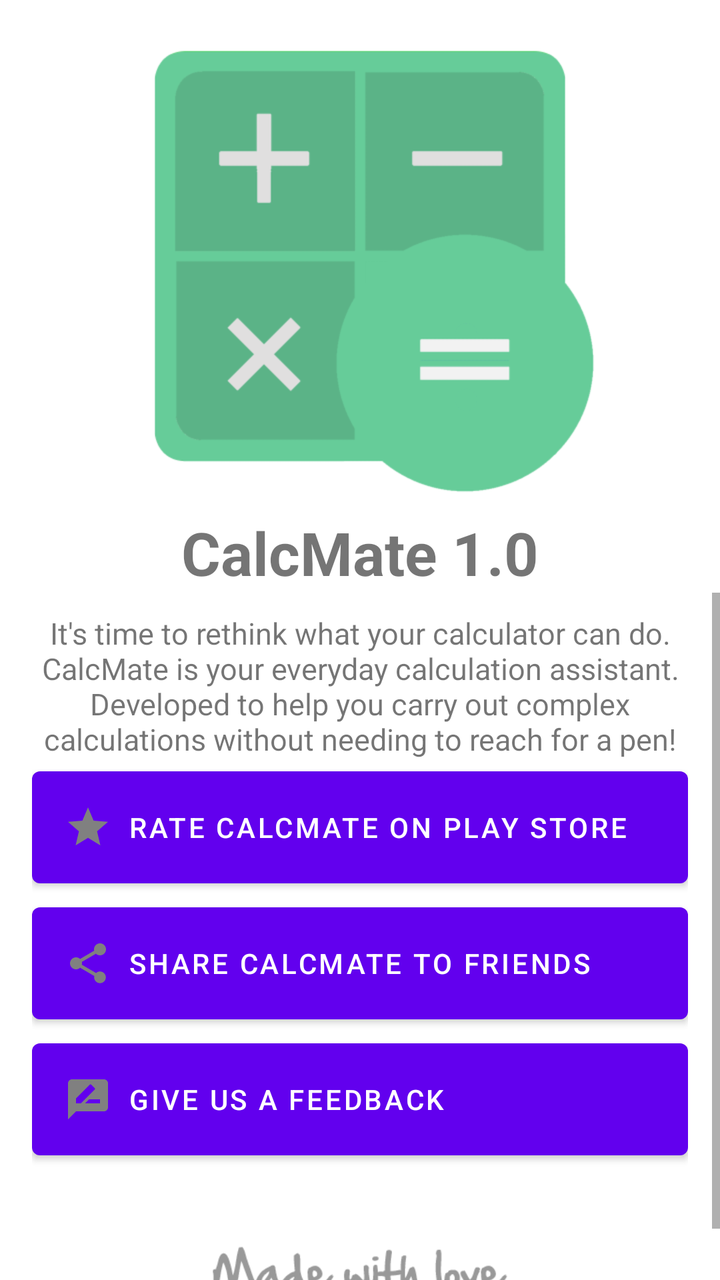
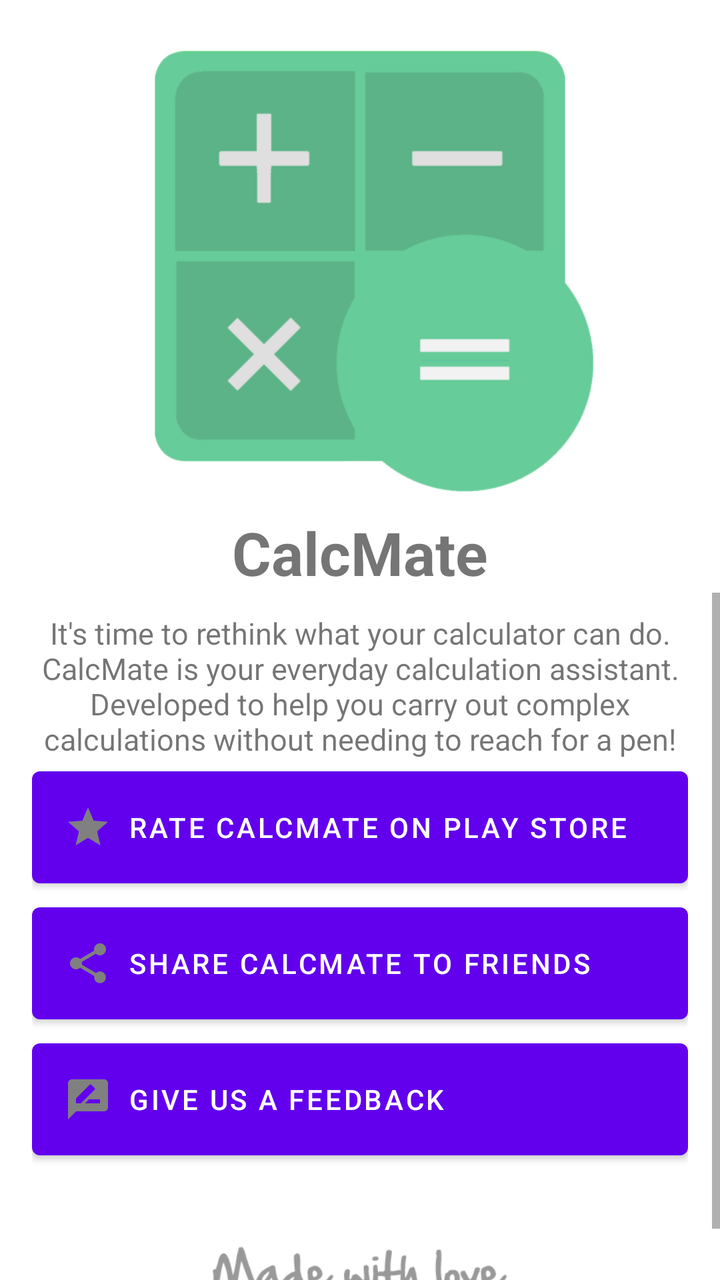

The first picture is an Android layout as it rendered before a commit; the second is the same layout after the commit. The layout source and the unified diff follow.
<!-- AndroidManifest.xml: fallback theme Theme.MaterialComponents.DayNight.NoActionBar -->
<!-- res/layout/about_main.xml -->
<?xml version="1.0" encoding="utf-8"?>
<LinearLayout xmlns:android="http://schemas.android.com/apk/res/android"
    android:layout_width="match_parent"
    android:layout_height="match_parent"
    android:orientation="vertical">

        <TextView
            android:id="@+id/logo"
            android:layout_width="fill_parent"
            android:layout_height="wrap_content"
            android:layout_gravity="center_horizontal"
            android:layout_marginTop="0dp"
            android:drawableTop="@drawable/ic_launcher_calculator"
            android:gravity="center_horizontal"
            android:maxLines="1"
            android:textSize="30sp"
            android:textStyle="normal|bold"
            android:text="@string/app_name_version" />


    <ScrollView
        android:layout_width="match_parent"
        android:layout_height="match_parent"
        android:clipToPadding="false">

        <LinearLayout
            android:layout_width="match_parent"
            android:layout_height="wrap_content"
            android:gravity="center_horizontal"
            android:orientation="vertical"
            android:paddingTop="10dp">

            <LinearLayout
                android:layout_width="match_parent"
                android:layout_height="0dp"
                android:layout_weight="1"
                android:layout_gravity="center|bottom"
                android:orientation="vertical"
                android:paddingEnd="16dp"
                android:paddingLeft="16dp"
                android:paddingRight="16dp"
                android:paddingStart="16dp">

            <TextView
                android:id="@+id/textView"
                android:layout_width="match_parent"
                android:layout_height="wrap_content"
                android:gravity="center_horizontal"
                android:text="@string/about_main"
                android:textStyle="normal"
                android:textSize="15sp"/>

                <Button
                    android:id="@+id/action_rate"
                    android:layout_width="match_parent"
                    android:layout_height="wrap_content"
                    android:layout_gravity="center_vertical"
                    android:adjustViewBounds="true"
                    android:drawablePadding="16dp"
                    android:ellipsize="end"
                    android:gravity="start|center_vertical"
                    android:padding="16dp"
                    android:text="@string/rate"
                    android:textAlignment="viewStart"
                    android:visibility="visible"
                    android:onClick="action_rate"
                    android:drawableLeft="@drawable/ic_star"/>

                <Button
                    android:id="@+id/action_share"
                    android:layout_width="match_parent"
                    android:layout_height="wrap_content"
                    android:layout_gravity="center_vertical"
                    android:adjustViewBounds="true"
                    android:drawablePadding="16dp"
                    android:ellipsize="end"
                    android:gravity="start|center_vertical"
                    android:padding="16dp"
                    android:text="@string/share"
                    android:textAlignment="viewStart"
                    android:visibility="visible"
                    android:onClick="action_share"
                    android:drawableLeft="@drawable/ic_share"/>

                <Button
                    android:id="@+id/action_feedback"
                    android:layout_width="match_parent"
                    android:layout_height="wrap_content"
                    android:layout_gravity="center_vertical"
                    android:adjustViewBounds="true"
                    android:drawablePadding="16dp"
                    android:ellipsize="end"
                    android:gravity="start|center_vertical"
                    android:padding="16dp"
                    android:text="@string/feedback"
                    android:textAlignment="viewStart"
                    android:visibility="visible"
                    android:onClick="action_feedback"
                    android:drawableLeft="@drawable/ic_feedback"/>

            <ImageView
                android:layout_width="150dp"
                android:layout_height="wrap_content"
                android:layout_gravity="center_horizontal"
                android:contentDescription="@string/made_with_love"
                android:src="@drawable/made_with_love"
                android:paddingTop="20dp" />

                </LinearLayout>
        </LinearLayout>
    </ScrollView>
</LinearLayout>
<!-- resources referenced by this layout -->
<resources>
  <!-- drawable ic_feedback (drawable) -->
  <vector xmlns:android="http://schemas.android.com/apk/res/android"
      android:width="24dp"
      android:height="24dp"
      android:autoMirrored="true"
      android:tint="@color/defaultThemeColor"
      android:viewportHeight="24.0"
      android:viewportWidth="24.0">
      <path
          android:fillColor="#FF000000"
          android:pathData="M20,2L4,2c-1.1,0 -1.99,0.9 -1.99,2L2,22l4,-4h14c1.1,0 2,-0.9 2,-2L22,4c0,-1.1 -0.9,-2 -2,-2zM6,14v-2.47l6.88,-6.88c0.2,-0.2 0.51,-0.2 0.71,0l1.77,1.77c0.2,0.2 0.2,0.51 0,0.71L8.47,14L6,14zM18,14h-7.5l2,-2L18,12v2z" />
  </vector>
  <!-- drawable ic_launcher_calculator: png bitmap (drawable-xhdpi, 9972 bytes) -->
  <!-- drawable ic_share (drawable) -->
  <vector xmlns:android="http://schemas.android.com/apk/res/android"
      android:width="24dp"
      android:height="24dp"
      android:tint="@color/defaultThemeColor"
      android:viewportHeight="24.0"
      android:viewportWidth="24.0">
      <path
          android:fillColor="#FF000000"
          android:pathData="M18,16.08c-0.76,0 -1.44,0.3 -1.96,0.77L8.91,12.7c0.05,-0.23 0.09,-0.46 0.09,-0.7s-0.04,-0.47 -0.09,-0.7l7.05,-4.11c0.54,0.5 1.25,0.81 2.04,0.81 1.66,0 3,-1.34 3,-3s-1.34,-3 -3,-3 -3,1.34 -3,3c0,0.24 0.04,0.47 0.09,0.7L8.04,9.81C7.5,9.31 6.79,9 6,9c-1.66,0 -3,1.34 -3,3s1.34,3 3,3c0.79,0 1.5,-0.31 2.04,-0.81l7.12,4.16c-0.05,0.21 -0.08,0.43 -0.08,0.65 0,1.61 1.31,2.92 2.92,2.92 1.61,0 2.92,-1.31 2.92,-2.92s-1.31,-2.92 -2.92,-2.92z" />
  </vector>
  <!-- drawable ic_star (drawable) -->
  <vector xmlns:android="http://schemas.android.com/apk/res/android"
      android:width="24dp"
      android:height="24dp"
      android:tint="@color/defaultThemeColor"
      android:viewportHeight="24.0"
      android:viewportWidth="24.0">
      <path
          android:fillColor="#FF000000"
          android:pathData="M12,17.27L18.18,21l-1.64,-7.03L22,9.24l-7.19,-0.61L12,2 9.19,8.63 2,9.24l5.46,4.73L5.82,21z" />
  </vector>
  <!-- drawable made_with_love: png bitmap (drawable, 2138 bytes) -->
  <string name="about_main">It\'s time to rethink what your calculator can do. CalcMate is your everyday calculation assistant. Developed to help you carry out complex calculations without needing to reach for a pen!</string>
  <string name="app_name_version">CalcMate 1.0</string>
  <string name="feedback">Give Us a Feedback</string>
  <string name="made_with_love">Made With Love</string>
  <string name="rate">Rate CalcMate on Play Store</string>
  <string name="share">Share CalcMate to Friends</string>
  <color name="defaultThemeColor">#808080</color>
</resources>

<!-- the commit's change to res/layout/about_main.xml (unified diff, before → after) -->
@@ -15,7 +15,7 @@
             android:maxLines="1"
             android:textSize="30sp"
             android:textStyle="normal|bold"
-            android:text="@string/app_name_version" />
+            android:text="@string/app_name" />
 
 
     <ScrollView
<!-- resource entries referenced after the edit -->
@@ -12,7 +12,7 @@
           android:fillColor="#FF000000"
           android:pathData="M20,2L4,2c-1.1,0 -1.99,0.9 -1.99,2L2,22l4,-4h14c1.1,0 2,-0.9 2,-2L22,4c0,-1.1 -0.9,-2 -2,-2zM6,14v-2.47l6.88,-6.88c0.2,-0.2 0.51,-0.2 0.71,0l1.77,1.77c0.2,0.2 0.2,0.51 0,0.71L8.47,14L6,14zM18,14h-7.5l2,-2L18,12v2z" />
   </vector>
-  <!-- drawable ic_launcher_calculator: png bitmap (drawable-xhdpi, 9972 bytes) -->
+  <!-- drawable ic_launcher_calculator: png bitmap (drawable-xhdpi, 3920 bytes) -->
   <!-- drawable ic_share (drawable) -->
   <vector xmlns:android="http://schemas.android.com/apk/res/android"
       android:width="24dp"
@@ -35,9 +35,9 @@
           android:fillColor="#FF000000"
           android:pathData="M12,17.27L18.18,21l-1.64,-7.03L22,9.24l-7.19,-0.61L12,2 9.19,8.63 2,9.24l5.46,4.73L5.82,21z" />
   </vector>
-  <!-- drawable made_with_love: png bitmap (drawable, 2138 bytes) -->
+  <!-- drawable made_with_love: png bitmap (drawable, 2131 bytes) -->
   <string name="about_main">It\'s time to rethink what your calculator can do. CalcMate is your everyday calculation assistant. Developed to help you carry out complex calculations without needing to reach for a pen!</string>
-  <string name="app_name_version">CalcMate 1.0</string>
+  <string name="app_name">CalcMate</string>
   <string name="feedback">Give Us a Feedback</string>
   <string name="made_with_love">Made With Love</string>
   <string name="rate">Rate CalcMate on Play Store</string>
